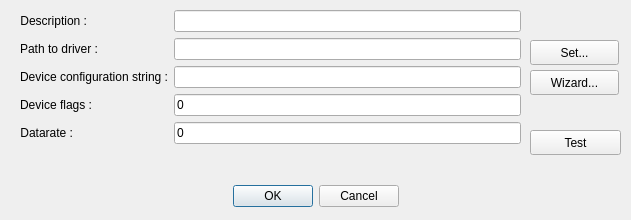
The window that src/cdlgconnsettingscanal.ui (grodansparadis/vscp-works-qt) describes before a commit, drawn with Qt 5.
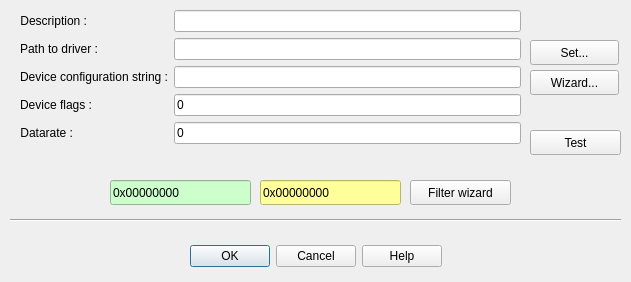
The same window after the commit.

Commit message: Added filter/mask helper for canal

Patch:
```diff
--- a/src/cdlgconnsettingscanal.ui
+++ b/src/cdlgconnsettingscanal.ui
@@ -7,7 +7,7 @@
     <x>0</x>
     <y>0</y>
     <width>631</width>
-    <height>220</height>
+    <height>282</height>
    </rect>
   </property>
   <property name="baseSize">
@@ -23,7 +23,7 @@
    <property name="geometry">
     <rect>
      <x>0</x>
-     <y>180</y>
+     <y>240</y>
      <width>631</width>
      <height>32</height>
     </rect>
@@ -32,7 +32,7 @@
     <enum>Qt::Horizontal</enum>
    </property>
    <property name="standardButtons">
-    <set>QDialogButtonBox::Cancel|QDialogButtonBox::Ok</set>
+    <set>QDialogButtonBox::Cancel|QDialogButtonBox::Help|QDialogButtonBox::Ok</set>
    </property>
    <property name="centerButtons">
     <bool>true</bool>
@@ -162,6 +162,64 @@
     <string>Wizard...</string>
    </property>
   </widget>
+  <widget class="QLineEdit" name="editFilter">
+   <property name="geometry">
+    <rect>
+     <x>110</x>
+     <y>180</y>
+     <width>141</width>
+     <height>25</height>
+    </rect>
+   </property>
+   <property name="styleSheet">
+    <string notr="true">background-color: rgb(204, 255, 204);</string>
+   </property>
+   <property name="text">
+    <string>0x00000000</string>
+   </property>
+  </widget>
+  <widget class="QPushButton" name="btnFilterWizard">
+   <property name="geometry">
+    <rect>
+     <x>410</x>
+     <y>180</y>
+     <width>101</width>
+     <height>25</height>
+    </rect>
+   </property>
+   <property name="text">
+    <string>Filter wizard</string>
+   </property>
+  </widget>
+  <widget class="QLineEdit" name="editMask">
+   <property name="geometry">
+    <rect>
+     <x>260</x>
+     <y>180</y>
+     <width>141</width>
+     <height>25</height>
+    </rect>
+   </property>
+   <property name="styleSheet">
+    <string notr="true">background-color: rgb(255, 255, 153);</string>
+   </property>
+   <property name="text">
+    <string>0x00000000</string>
+   </property>
+  </widget>
+  <widget class="Line" name="line">
+   <property name="geometry">
+    <rect>
+     <x>10</x>
+     <y>210</y>
+     <width>611</width>
+     <height>20</height>
+    </rect>
+   </property>
+   <property name="orientation">
+    <enum>Qt::Horizontal</enum>
+   </property>
+  </widget>
  </widget>
  <tabstops>
   <tabstop>m_description</tabstop>
```
The commit also changes 14 other files.
